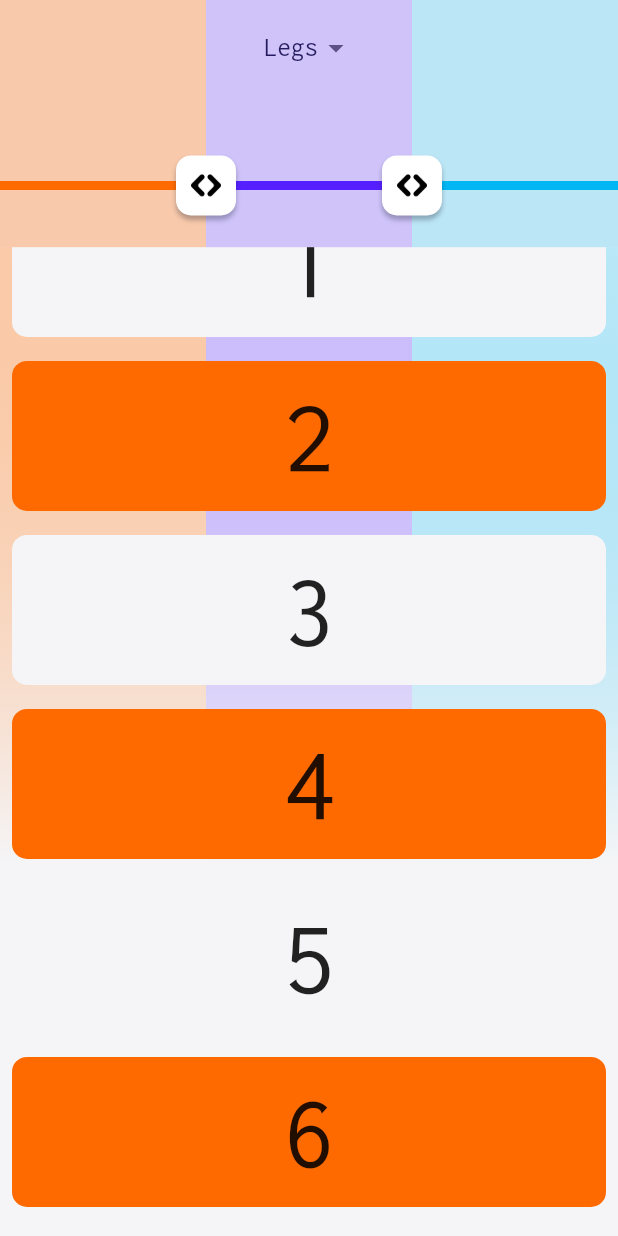
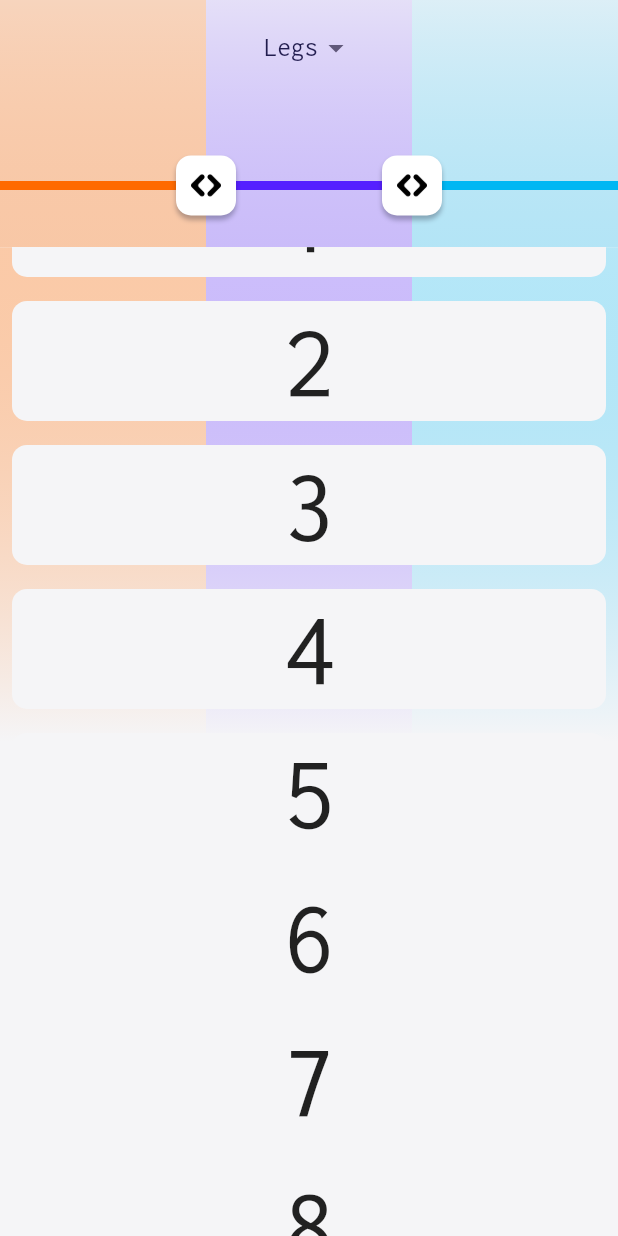
Before and after one commit to cupcake08/Flutter-UI-Challenges, a Flutter app: the screen it shows after launch, scrolled down 379 dp, on a phone screen of 412 x 824 dp. Run offline on Flutter 3.47's test engine with Material 2 defaults, Android fonts, the phone set to English and light mode, and no system bars; our stand-ins replace google_fonts.

Commit message:
:tada: Made Sliding More smoother...

```diff
--- a/workout_configuration/lib/main.dart
+++ b/workout_configuration/lib/main.dart
@@ -45,7 +45,7 @@ class BackGroundGridPainter extends CustomPainter {
     required this.second,
     required this.third,
     this.top = 0.0,
-    this.stops = const [0.0, 0.7],
+    this.stops = const [0.0, 0.6],
     this.applyGradient = true,
   }) : _paint = Paint();
 
@@ -96,7 +96,20 @@ class BackGroundGridPainter extends CustomPainter {
   }
 
   @override
-  bool shouldRepaint(covariant CustomPainter oldDelegate) => true;
+  bool shouldRepaint(covariant BackGroundGridPainter oldDelegate) {
+    return oldDelegate.first != first || oldDelegate.second != second || oldDelegate.third != third;
+  }
+}
+
+class CustomRectClipper extends CustomClipper<Rect> {
+  @override
+  Rect getClip(Size size) {
+    final rect = Rect.fromLTWH(0.0, 0.0, size.width, size.height * .2);
+    return rect;
+  }
+
+  @override
+  bool shouldReclip(covariant CustomClipper oldClipper) => false;
 }
 
 class _WorkoutSelectionScreenState extends State<WorkoutSelectionScreen> {
@@ -135,38 +148,44 @@ class _WorkoutSelectionScreenState extends State<WorkoutSelectionScreen> {
     super.didChangeDependencies();
   }
 
+  Widget _buildBackGroundGrid() {
+    final boxNotifier = context.read<BoxNotifier>();
+    return CustomPaint(
+      painter: BackGroundGridPainter(
+        first: 0.0,
+        second: boxNotifier.fbp.dx,
+        third: boxNotifier.sbp.dx,
+      ),
+      size: MediaQuery.of(context).size,
+    );
+  }
+
   @override
   Widget build(BuildContext context) {
     double height = context.height;
     double width = context.width;
     final expandedHeight = height * .4;
     final collapsedHeight = height * .2;
-    return SafeArea(
-      child: Scaffold(
+    return Scaffold(
       drawer: const Drawer(),
+      extendBodyBehindAppBar: true,
       body: Stack(
         children: [
           // build background things.
-            Consumer<BoxNotifier>(
-              builder: (context, value, child) {
-                return CustomPaint(
-                  painter: BackGroundGridPainter(first: 0.0, second: value.fbp.dx, third: value.sbp.dx),
-                  size: MediaQuery.of(context).size,
-                );
-              },
-            ),
+          Consumer<BoxNotifier>(builder: (context, value, child) => _buildBackGroundGrid()),
           NestedScrollView(
             body: ListView.builder(
               itemCount: 10,
-                physics: const NeverScrollableScrollPhysics(),
+              physics: const BouncingScrollPhysics(),
+              shrinkWrap: true,
               itemBuilder: (_, index) {
                 return Container(
                   margin: const EdgeInsets.all(8),
                   decoration: BoxDecoration(
                     borderRadius: BorderRadius.circular(10),
-                      color: index.isOdd ? AppColor.lightTertiaryGray : AppColor.darkOrange,
+                    color: AppColor.lightTertiaryGray,
                   ),
-                    height: 100.0,
+                  height: 80.0,
                   child: Center(
                     child: Text('$index', textScaleFactor: 5),
                   ),
@@ -177,37 +196,32 @@ class _WorkoutSelectionScreenState extends State<WorkoutSelectionScreen> {
               SliverLayoutBuilder(
                 builder: (context, constraints) {
                   bool flag = constraints.scrollOffset >= collapsedHeight;
-                    return SliverAppBar(
+                  return SliverAppBar.large(
                     shadowColor: Colors.transparent,
                     backgroundColor: !flag ? Colors.transparent : AppColor.lightTertiaryGray,
                     expandedHeight: expandedHeight,
                     collapsedHeight: collapsedHeight,
                     iconTheme: const IconThemeData(color: AppColor.black),
-                      actions: const [
-                        Padding(
-                          padding: EdgeInsets.only(right: 10),
-                          child: Icon(Icons.alarm),
-                        )
-                      ],
-                      actionsIconTheme: const IconThemeData(color: AppColor.black),
+                    elevation: 0.0,
                     pinned: true,
                     floating: false,
                     snap: false,
                     bottom: PreferredSize(
                       preferredSize: const Size.fromHeight(0.0),
-                        child: Consumer<BoxNotifier>(
+                      child: Column(
+                        children: [
+                          Consumer<BoxNotifier>(
                             builder: (context, notifier, child) {
                               return Stack(
                                 children: [
                                   if (flag)
-                                  CustomPaint(
-                                    painter: BackGroundGridPainter(
-                                      first: 0.0,
-                                      second: notifier.fbp.dx,
-                                      third: notifier.sbp.dx,
-                                      applyGradient: false,
+                                    Positioned(
+                                      top: 0,
+                                      child: ClipRect(
+                                        clipBehavior: Clip.antiAlias,
+                                        clipper: CustomRectClipper(),
+                                        child: _buildBackGroundGrid(),
                                       ),
-                                    size: Size(width, collapsedHeight),
                                     ),
                                   CustomPaint(
                                     painter: SliderPainter(
@@ -281,14 +295,15 @@ class _WorkoutSelectionScreenState extends State<WorkoutSelectionScreen> {
                               child: _buildIcon(Constants.sliderIcon),
                             ),
                           ),
+                        ],
                       ),
-                      stretch: true,
+                    ),
                     flexibleSpace: LayoutBuilder(builder: (context, constranints) {
                       return FlexibleSpaceBar(
                         centerTitle: true,
                         titlePadding: EdgeInsets.only(bottom: collapsedHeight - kToolbarHeight),
                         title: AnimatedOpacity(
-                            opacity: collapsedHeight == constranints.maxHeight ? 1.0 : 0.0,
+                          opacity: flag ? 1.0 : 0.0,
                           duration: 100.ms,
                           child: DropdownButton(
                             items: workoutPart,
@@ -356,7 +371,7 @@ class _WorkoutSelectionScreenState extends State<WorkoutSelectionScreen> {
                                     Transform.translate(
                                       offset: Offset(
                                         notifier.fbp.dx - 44.5,
-                                          _top! - boxWidth * 1.7,
+                                        _top! - boxWidth - constraints.scrollOffset,
                                       ),
                                       child: AnimatedScale(
                                         duration: 100.ms,
@@ -372,7 +387,7 @@ class _WorkoutSelectionScreenState extends State<WorkoutSelectionScreen> {
                                     Transform.translate(
                                       offset: Offset(
                                         notifier.sbp.dx - 45 - 90 + 1,
-                                          _top! - boxWidth * 1.7,
+                                        _top! - boxWidth - constraints.scrollOffset,
                                       ),
                                       child: AnimatedScale(
                                         duration: 100.ms,
@@ -436,7 +451,6 @@ class _WorkoutSelectionScreenState extends State<WorkoutSelectionScreen> {
             ],
           ),
         ],
-        ),
       ),
     );
   }
```
Lines whose indentation alone changed are shown as unchanged.
